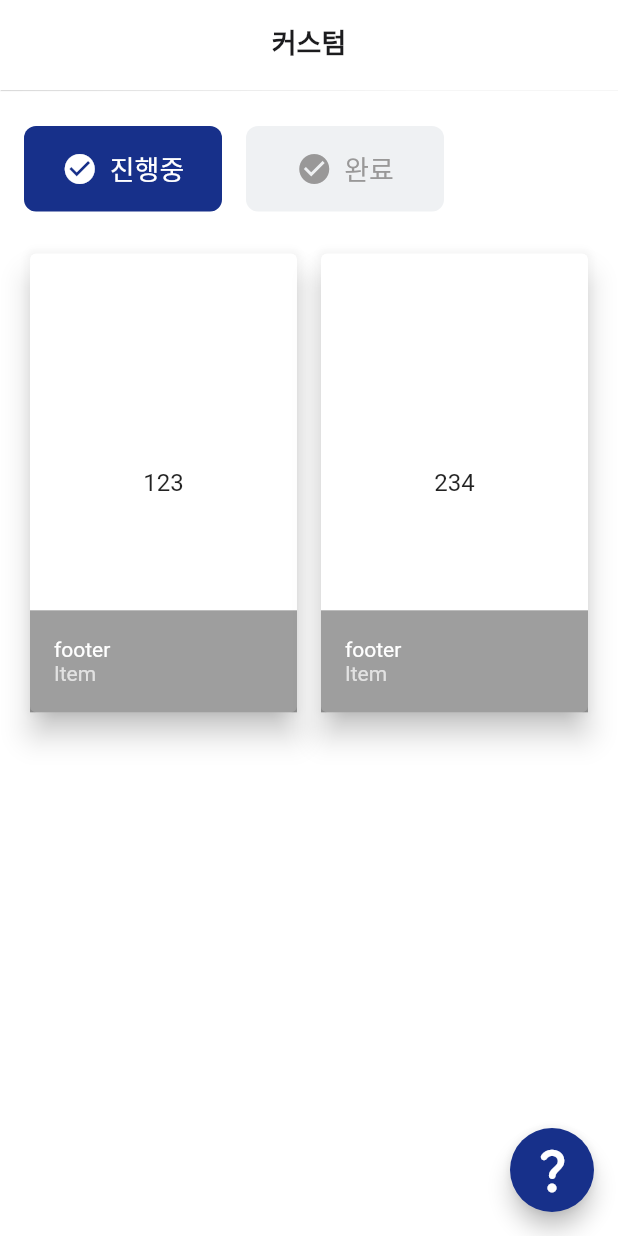
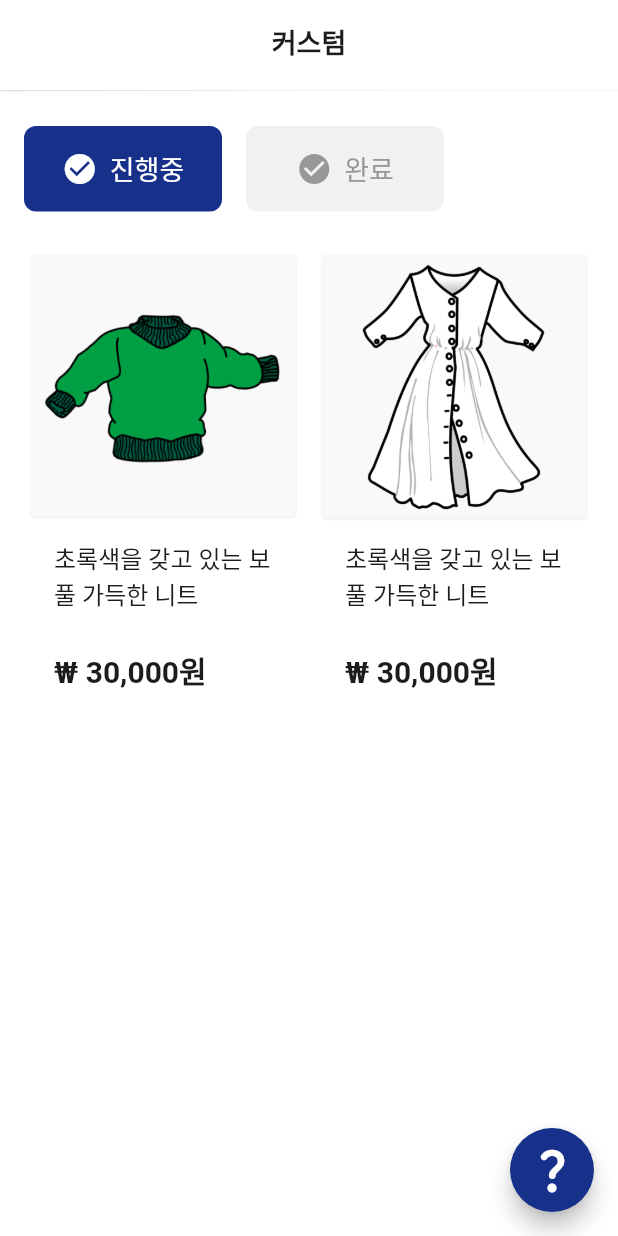
Before and after one commit to yeongwooCho/Custom_Ecommerce, a Flutter app: the CustomScreen widget shown alone on an empty page, opened directly, on a phone screen of 412 x 824 dp. Run offline on Flutter 3.47's test engine with Material 2 defaults, Android fonts, the phone set to English and light mode, and no system bars.

Commit message:
[add] gridview item에 이미지와 텍스트 추가

```diff
--- a/lib/common/component/custom_product_list.dart
+++ b/lib/common/component/custom_product_list.dart
@@ -1,3 +1,4 @@
+import 'package:custom_clothes/common/const/colors.dart';
 import 'package:flutter/material.dart';
 
 class CustomProductListScreen extends StatefulWidget {
@@ -18,6 +19,10 @@ class CustomProductListScreen extends StatefulWidget {
 class _CustomProductListScreenState extends State<CustomProductListScreen> {
   @override
   Widget build(BuildContext context) {
+    // int rowCount = (widget.items.length ~/ 2) + (widget.items.length % 2); // 층의 갯수
+    double itemWidth = (MediaQuery.of(context).size.width - 40) / 2;
+    double itemHeight = itemWidth / 16 * 27;
+    double footerHeight = itemHeight - itemWidth;
     return GridView.builder(
       physics: widget.isScroll ? null : NeverScrollableScrollPhysics(),
       // shrinkWrap: true,
@@ -29,18 +34,43 @@ class _CustomProductListScreenState extends State<CustomProductListScreen> {
       ),
       itemCount: widget.items.length,
       itemBuilder: (context, index) => Card(
-        elevation: 8,
+        elevation: 0,
         child: GridTile(
-          child: Center(
-            child: Text(
-              widget.items[index],
-              style: const TextStyle(fontSize: 16),
+          child: Align(
+            alignment: Alignment.topCenter,
+            child: Image.asset(
+              'asset/image/product/${widget.items[index]}.png',
+              fit: BoxFit.contain,
             ),
           ),
-          footer: GridTileBar(
-            backgroundColor: Colors.black38,
-            title: const Text('footer'),
-            subtitle: Text('Item '),
+          footer: Container(
+            height: footerHeight,
+            child: GridTileBar(
+              backgroundColor: BACKGROUND_COLOR,
+              title: Column(
+                mainAxisAlignment: MainAxisAlignment.spaceAround,
+                crossAxisAlignment: CrossAxisAlignment.stretch,
+                children: [
+                  Text(
+                    '초록색을 갖고 있는 보풀 가득한 니트',
+                    style: TextStyle(
+                      fontSize: 16.0,
+                      fontWeight: FontWeight.w500,
+                      color: DEFAULT_TEXT_COLOR,
+                    ),
+                    maxLines: 2,
+                  ),
+                  Text(
+                    '₩ 30,000원 ',
+                    style: TextStyle(
+                      fontSize: 20.0,
+                      fontWeight: FontWeight.bold,
+                      color: DEFAULT_TEXT_COLOR,
+                    ),
+                  ),
+                ],
+              ),
+            ),
           ),
         ),
       ),
--- a/lib/custom/view/custom_screen.dart
+++ b/lib/custom/view/custom_screen.dart
@@ -16,14 +16,14 @@ class _CustomScreenState extends State<CustomScreen> {
   bool isDoing = true;
 
   List<String> doingItems = [
-    '123',
-    '234',
+    '1',
+    '2',
   ];
   List<String> completeItems = [
-    'a',
-    'b',
-    'b',
-    'b',
+    '1',
+    '2',
+    '3',
+    '4',
   ];
 
   @override
--- a/lib/search/view/search_screen.dart
+++ b/lib/search/view/search_screen.dart
@@ -15,11 +15,14 @@ class SearchScreen extends StatefulWidget {
 class _SearchScreenState extends State<SearchScreen> {
   final TextEditingController _searchController = TextEditingController();
   List<String> _items = [
-    '안녕 as df',
-    '안녕 xc v',
-    '안녕 as df',
-    '안녕 as df',
-    '안녕 xc v',
+    '4',
+    '3',
+    '4',
+    '4',
+    '1',
+    '2',
+    '1',
+    '2',
   ];
 
   @override
--- a/pubspec.yaml
+++ b/pubspec.yaml
@@ -66,6 +66,7 @@ flutter:
     - asset/image/icon/icon.png
     - asset/image/logo/logo.png
     - asset/image/social_login_button/
+    - asset/image/product/
 
   # An image asset can refer to one or more resolution-specific "variants", see
   # https://flutter.dev/assets-and-images/#resolution-aware
```
Also changed, not shown: asset/image/product/1.png (added), asset/image/product/2.png (added), asset/image/product/3.png (added), asset/image/product/4.png (added).
